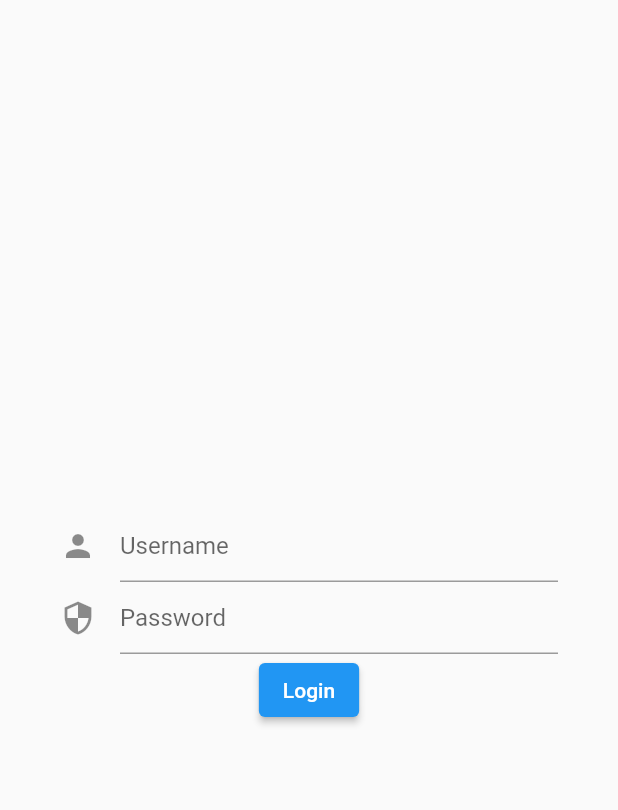
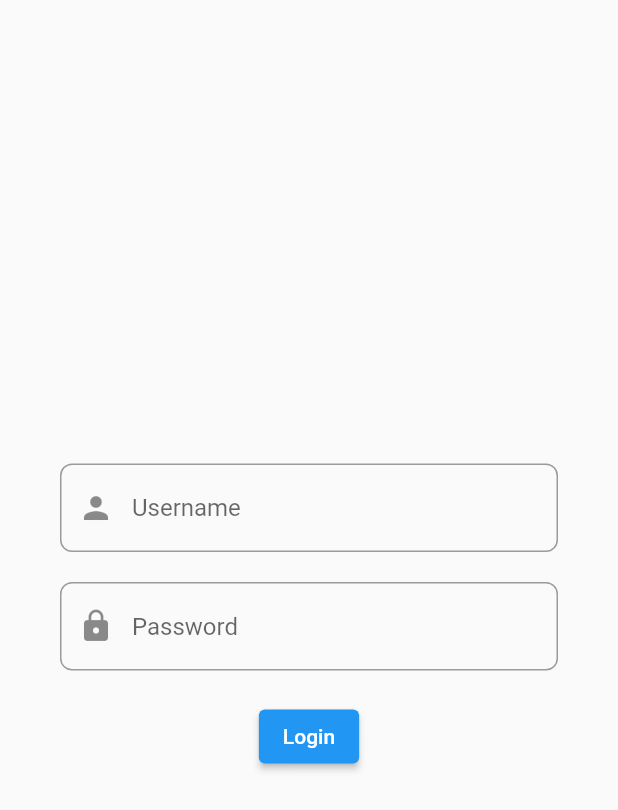
Before and after one commit to abdmhamzah/BLoC-crashcourse, a Flutter app: the screen it shows after launch, on a phone screen of 412 x 824 dp. Shown: the top 810 px of the screen. Run offline on Flutter 3.47's test engine with Material 2 defaults, Android fonts, the phone set to English and light mode, and no system bars; our stand-ins replace flutter_bloc.

Commit message:
added style to textFormField

```diff
--- a/lib/auth/login/constants.dart
+++ b/lib/auth/login/constants.dart
@@ -7,3 +7,9 @@ class ErrorMessage {
   static const String minimumUsernameLength = 'Username is too short';
   static const String minimumPasswordLength = 'Password is too short';
 }
+
+class DefaultStyling {
+  static const double borderRadius = 8;
+  static const double paddingVertical = 20;
+  static const double paddingHorizontal = 40;
+}
--- a/lib/auth/login/login_view.dart
+++ b/lib/auth/login/login_view.dart
@@ -37,12 +37,16 @@ class LoginView extends StatelessWidget {
       child: Form(
         key: _formKey,
         child: Padding(
-          padding: EdgeInsets.symmetric(horizontal: 40),
+          padding: EdgeInsets.symmetric(
+            horizontal: DefaultStyling.paddingHorizontal,
+          ),
           child: Column(
             mainAxisAlignment: MainAxisAlignment.center,
             children: [
               _usernameField(),
+              SizedBox(height: DefaultStyling.paddingVertical),
               _passwordField(),
+              SizedBox(height: DefaultStyling.paddingVertical),
               _loginButton(),
             ],
           ),
@@ -55,8 +59,21 @@ class LoginView extends StatelessWidget {
     return BlocBuilder<LoginBloc, LoginState>(builder: (context, state) {
       return TextFormField(
         decoration: InputDecoration(
-          icon: Icon(Icons.person),
+          prefixIcon: Icon(Icons.person),
           hintText: "Username",
+          border: OutlineInputBorder(
+            borderRadius: BorderRadius.circular(DefaultStyling.borderRadius),
+          ),
+          focusedBorder: OutlineInputBorder(
+            borderSide: BorderSide(color: Colors.blue),
+            borderRadius: BorderRadius.circular(DefaultStyling.borderRadius),
+          ),
+          errorBorder: OutlineInputBorder(
+            borderSide: BorderSide(color: Colors.red),
+            borderRadius: BorderRadius.circular(DefaultStyling.borderRadius),
+          ),
+          // filled: true,
+          fillColor: Colors.grey.shade300,
         ),
         // * tahapannya:
         // * read dari login bloc
@@ -75,8 +92,19 @@ class LoginView extends StatelessWidget {
       return TextFormField(
         obscureText: true,
         decoration: InputDecoration(
-          icon: Icon(Icons.security),
+          prefixIcon: Icon(Icons.lock),
           hintText: "Password",
+          border: OutlineInputBorder(
+            borderRadius: BorderRadius.circular(DefaultStyling.borderRadius),
+          ),
+          focusedBorder: OutlineInputBorder(
+            borderSide: BorderSide(color: Colors.blue),
+            borderRadius: BorderRadius.circular(DefaultStyling.borderRadius),
+          ),
+          errorBorder: OutlineInputBorder(
+            borderSide: BorderSide(color: Colors.red),
+            borderRadius: BorderRadius.circular(DefaultStyling.borderRadius),
+          ),
         ),
         onChanged: (value) => {
           context.read<LoginBloc>().add(LoginPasswordChanged(value)),
```
